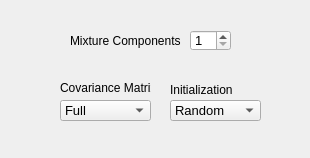
Old version of the form _AlgorithmsPlugins/GMM/paramsGMMregr.ui in the repository b4silio/MLDemos.
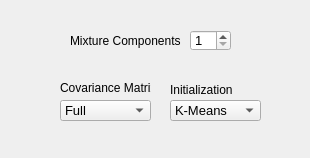
New version of the form.

The edit to the form file:
```diff
--- a/_AlgorithmsPlugins/GMM/paramsGMMregr.ui
+++ b/_AlgorithmsPlugins/GMM/paramsGMMregr.ui
@@ -79,7 +79,7 @@
 K-Means: perform K-Means and assign means and variance to each mixture</string>
    </property>
    <property name="currentIndex">
-    <number>0</number>
+    <number>2</number>
    </property>
    <item>
     <property name="text">
```
